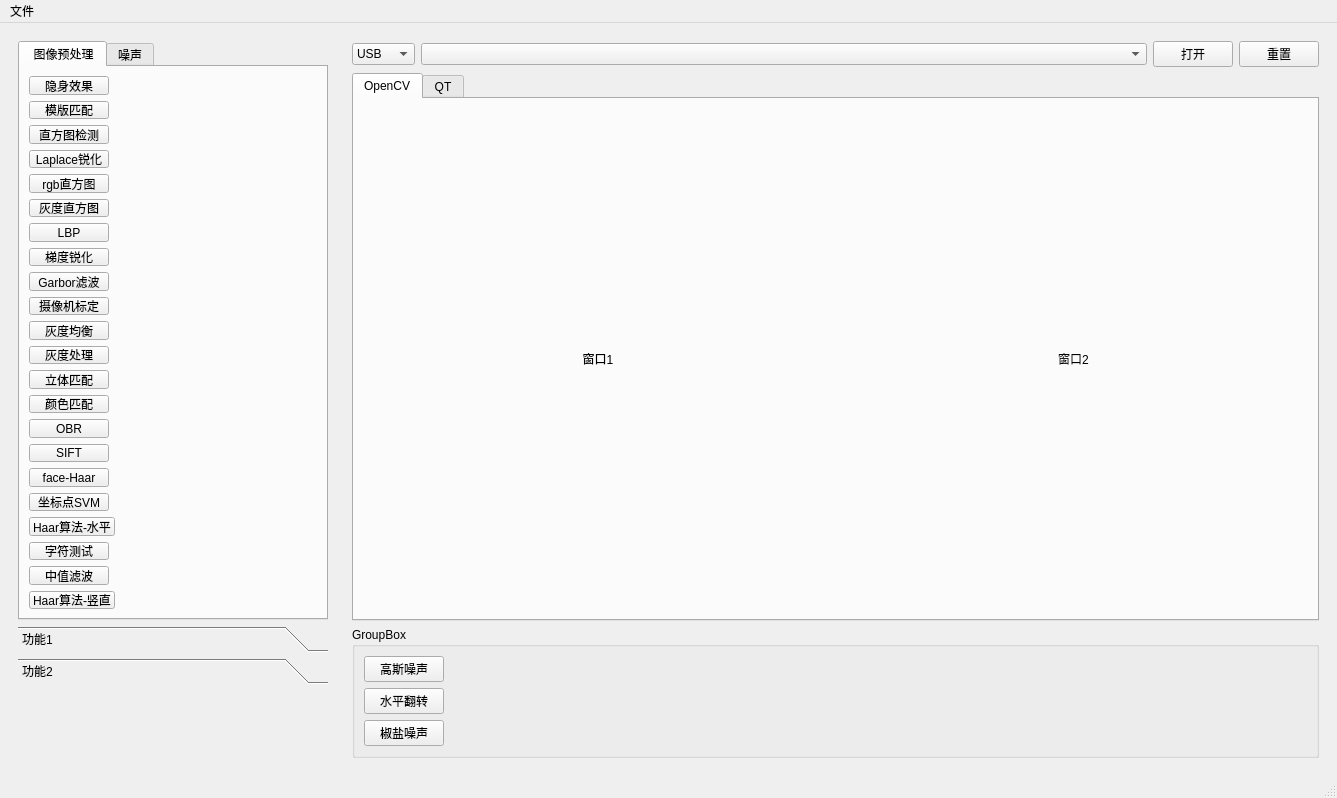
First picture: the form in mainwindow.ui, repository choushunn/ToupCameraDemo, before the edit.
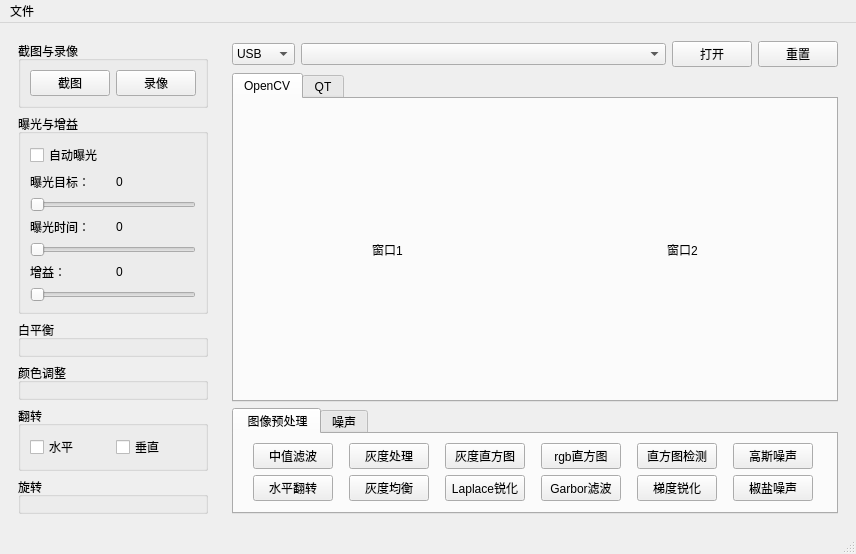
Second picture: the form after the edit.

```diff
--- a/mainwindow.ui
+++ b/mainwindow.ui
@@ -6,14 +6,14 @@
    <rect>
     <x>0</x>
     <y>0</y>
-    <width>1337</width>
-    <height>798</height>
+    <width>856</width>
+    <height>554</height>
    </rect>
   </property>
   <property name="minimumSize">
    <size>
-    <width>640</width>
-    <height>480</height>
+    <width>576</width>
+    <height>324</height>
    </size>
   </property>
   <property name="windowTitle">
@@ -31,527 +31,176 @@
       </property>
       <layout class="QVBoxLayout" name="verticalLayout_4">
        <item>
-        <widget class="QTabWidget" name="tabWidget_2">
-         <property name="sizePolicy">
-          <sizepolicy hsizetype="Expanding" vsizetype="Expanding">
-           <horstretch>0</horstretch>
-           <verstretch>0</verstretch>
-          </sizepolicy>
+        <widget class="QGroupBox" name="groupBox">
+         <property name="title">
+          <string>截图与录像</string>
          </property>
-         <property name="currentIndex">
-          <number>0</number>
-         </property>
-         <widget class="QWidget" name="tab_21">
-          <attribute name="title">
-           <string> 图像预处理</string>
-          </attribute>
-          <layout class="QVBoxLayout" name="verticalLayout">
+         <layout class="QHBoxLayout" name="horizontalLayout_3">
            <item>
-            <widget class="QPushButton" name="pushButton_21">
+           <widget class="QPushButton" name="pushButton_2">
              <property name="sizePolicy">
-              <sizepolicy hsizetype="Fixed" vsizetype="Fixed">
+             <sizepolicy hsizetype="Preferred" vsizetype="Fixed">
                <horstretch>0</horstretch>
                <verstretch>0</verstretch>
               </sizepolicy>
              </property>
              <property name="text">
-              <string>隐身效果</string>
+             <string>截图</string>
              </property>
             </widget>
            </item>
            <item>
-            <widget class="QPushButton" name="pushButton_20">
+           <widget class="QPushButton" name="pushButton_3">
              <property name="sizePolicy">
-              <sizepolicy hsizetype="Fixed" vsizetype="Fixed">
+             <sizepolicy hsizetype="Preferred" vsizetype="Fixed">
                <horstretch>0</horstretch>
                <verstretch>0</verstretch>
               </sizepolicy>
              </property>
              <property name="text">
-              <string>模版匹配</string>
-             </property>
-            </widget>
-           </item>
-           <item>
-            <widget class="QPushButton" name="pushButton_19">
-             <property name="sizePolicy">
-              <sizepolicy hsizetype="Fixed" vsizetype="Fixed">
-               <horstretch>0</horstretch>
-               <verstretch>0</verstretch>
-              </sizepolicy>
-             </property>
-             <property name="text">
-              <string>直方图检测</string>
-             </property>
-            </widget>
-           </item>
-           <item>
-            <widget class="QPushButton" name="pushButton_7">
-             <property name="sizePolicy">
-              <sizepolicy hsizetype="Fixed" vsizetype="Fixed">
-               <horstretch>0</horstretch>
-               <verstretch>0</verstretch>
-              </sizepolicy>
-             </property>
-             <property name="text">
-              <string>Laplace锐化</string>
-             </property>
-            </widget>
-           </item>
-           <item>
-            <widget class="QPushButton" name="m_btn_rgbHist">
-             <property name="sizePolicy">
-              <sizepolicy hsizetype="Fixed" vsizetype="Fixed">
-               <horstretch>0</horstretch>
-               <verstretch>0</verstretch>
-              </sizepolicy>
-             </property>
-             <property name="text">
-              <string>rgb直方图</string>
-             </property>
+             <string>录像</string>
+            </property>
              <property name="checkable">
               <bool>true</bool>
              </property>
             </widget>
            </item>
-           <item>
-            <widget class="QPushButton" name="m_btn_Hist">
-             <property name="sizePolicy">
-              <sizepolicy hsizetype="Fixed" vsizetype="Fixed">
-               <horstretch>0</horstretch>
-               <verstretch>0</verstretch>
-              </sizepolicy>
-             </property>
-             <property name="text">
-              <string>灰度直方图</string>
-             </property>
-             <property name="checkable">
-              <bool>true</bool>
-             </property>
+         </layout>
             </widget>
            </item>
            <item>
-            <widget class="QPushButton" name="pushButton_18">
-             <property name="sizePolicy">
-              <sizepolicy hsizetype="Fixed" vsizetype="Fixed">
-               <horstretch>0</horstretch>
-               <verstretch>0</verstretch>
-              </sizepolicy>
-             </property>
+        <widget class="QGroupBox" name="groupBox_3">
+         <property name="title">
+          <string>曝光与增益</string>
+         </property>
+         <layout class="QGridLayout" name="gridLayout_3">
+          <item row="0" column="0">
+           <widget class="QCheckBox" name="checkBox">
              <property name="text">
-              <string>LBP</string>
+             <string>自动曝光</string>
              </property>
             </widget>
            </item>
-           <item>
-            <widget class="QPushButton" name="pushButton_6">
-             <property name="sizePolicy">
-              <sizepolicy hsizetype="Fixed" vsizetype="Fixed">
-               <horstretch>0</horstretch>
-               <verstretch>0</verstretch>
-              </sizepolicy>
-             </property>
-             <property name="text">
-              <string>梯度锐化</string>
-             </property>
-            </widget>
-           </item>
-           <item>
-            <widget class="QPushButton" name="pushButton">
-             <property name="sizePolicy">
-              <sizepolicy hsizetype="Fixed" vsizetype="Fixed">
-               <horstretch>0</horstretch>
-               <verstretch>0</verstretch>
-              </sizepolicy>
-             </property>
-             <property name="text">
-              <string>Garbor滤波</string>
-             </property>
-            </widget>
-           </item>
-           <item>
-            <widget class="QPushButton" name="pushButton_48">
-             <property name="sizePolicy">
-              <sizepolicy hsizetype="Fixed" vsizetype="Fixed">
-               <horstretch>0</horstretch>
-               <verstretch>0</verstretch>
-              </sizepolicy>
-             </property>
-             <property name="text">
-              <string>摄像机标定</string>
-             </property>
-            </widget>
-           </item>
+          <item row="8" column="0">
+           <widget class="QSlider" name="horizontalSlider_2">
+            <property name="orientation">
+             <enum>Qt::Horizontal</enum>
+            </property>
+           </widget>
+          </item>
+          <item row="5" column="0">
+           <widget class="QSlider" name="horizontalSlider">
+            <property name="orientation">
+             <enum>Qt::Horizontal</enum>
+            </property>
+           </widget>
+          </item>
+          <item row="11" column="0">
+           <widget class="QSlider" name="horizontalSlider_3">
+            <property name="orientation">
+             <enum>Qt::Horizontal</enum>
+            </property>
+           </widget>
+          </item>
+          <item row="2" column="0">
+           <layout class="QHBoxLayout" name="horizontalLayout_4">
            <item>
-            <widget class="QPushButton" name="pushButton_5">
-             <property name="sizePolicy">
-              <sizepolicy hsizetype="Fixed" vsizetype="Fixed">
-               <horstretch>0</horstretch>
-               <verstretch>0</verstretch>
-              </sizepolicy>
-             </property>
+             <widget class="QLabel" name="label_2">
              <property name="text">
-              <string>灰度均衡</string>
+               <string>曝光目标：</string>
              </property>
             </widget>
            </item>
            <item>
-            <widget class="QPushButton" name="gray_process">
-             <property name="sizePolicy">
-              <sizepolicy hsizetype="Fixed" vsizetype="Fixed">
-               <horstretch>0</horstretch>
-               <verstretch>0</verstretch>
-              </sizepolicy>
-             </property>
+             <widget class="QLabel" name="label_6">
              <property name="text">
-              <string>灰度处理</string>
-             </property>
-             <property name="checkable">
-              <bool>true</bool>
-             </property>
-            </widget>
-           </item>
-           <item>
-            <widget class="QPushButton" name="pushButton_52">
-             <property name="sizePolicy">
-              <sizepolicy hsizetype="Fixed" vsizetype="Fixed">
-               <horstretch>0</horstretch>
-               <verstretch>0</verstretch>
-              </sizepolicy>
-             </property>
-             <property name="text">
-              <string>立体匹配</string>
-             </property>
-            </widget>
-           </item>
+               <string>0</string>
+              </property>
+             </widget>
+            </item>
+           </layout>
+          </item>
+          <item row="6" column="0">
+           <layout class="QHBoxLayout" name="horizontalLayout_5">
            <item>
-            <widget class="QPushButton" name="pushButton_22">
-             <property name="sizePolicy">
-              <sizepolicy hsizetype="Fixed" vsizetype="Fixed">
-               <horstretch>0</horstretch>
-               <verstretch>0</verstretch>
-              </sizepolicy>
-             </property>
+             <widget class="QLabel" name="label_3">
              <property name="text">
-              <string>颜色匹配</string>
+               <string>曝光时间：</string>
              </property>
             </widget>
            </item>
            <item>
-            <widget class="QPushButton" name="pushButton_34">
-             <property name="sizePolicy">
-              <sizepolicy hsizetype="Fixed" vsizetype="Fixed">
-               <horstretch>0</horstretch>
-               <verstretch>0</verstretch>
-              </sizepolicy>
-             </property>
+             <widget class="QLabel" name="label_5">
              <property name="text">
-              <string>OBR</string>
+               <string>0</string>
              </property>
             </widget>
            </item>
-           <item>
-            <widget class="QPushButton" name="pushButton_33">
-             <property name="sizePolicy">
-              <sizepolicy hsizetype="Fixed" vsizetype="Fixed">
-               <horstretch>0</horstretch>
-               <verstretch>0</verstretch>
-              </sizepolicy>
-             </property>
-             <property name="text">
-              <string>SIFT</string>
-             </property>
-            </widget>
-           </item>
+           </layout>
+          </item>
+          <item row="9" column="0">
+           <layout class="QHBoxLayout" name="horizontalLayout_6">
            <item>
-            <widget class="QPushButton" name="pushButton_31">
-             <property name="sizePolicy">
-              <sizepolicy hsizetype="Fixed" vsizetype="Fixed">
-               <horstretch>0</horstretch>
-               <verstretch>0</verstretch>
-              </sizepolicy>
-             </property>
+             <widget class="QLabel" name="label_4">
              <property name="text">
-              <string>face-Haar</string>
+               <string>增益：</string>
              </property>
             </widget>
            </item>
            <item>
-            <widget class="QPushButton" name="pushButton_35">
-             <property name="sizePolicy">
-              <sizepolicy hsizetype="Fixed" vsizetype="Fixed">
-               <horstretch>0</horstretch>
-               <verstretch>0</verstretch>
-              </sizepolicy>
-             </property>
+             <widget class="QLabel" name="label">
              <property name="text">
-              <string>坐标点SVM</string>
+               <string>0</string>
              </property>
             </widget>
            </item>
-           <item>
-            <widget class="QPushButton" name="pushButton_30">
-             <property name="sizePolicy">
-              <sizepolicy hsizetype="Fixed" vsizetype="Fixed">
-               <horstretch>0</horstretch>
-               <verstretch>0</verstretch>
-              </sizepolicy>
-             </property>
-             <property name="text">
-              <string>Haar算法-水平</string>
-             </property>
-            </widget>
-           </item>
-           <item>
-            <widget class="QPushButton" name="pushButton_36">
-             <property name="sizePolicy">
-              <sizepolicy hsizetype="Fixed" vsizetype="Fixed">
-               <horstretch>0</horstretch>
-               <verstretch>0</verstretch>
-              </sizepolicy>
-             </property>
-             <property name="text">
-              <string>字符测试</string>
-             </property>
-            </widget>
-           </item>
-           <item>
-            <widget class="QPushButton" name="pushButton_14">
-             <property name="sizePolicy">
-              <sizepolicy hsizetype="Fixed" vsizetype="Fixed">
-               <horstretch>0</horstretch>
-               <verstretch>0</verstretch>
-              </sizepolicy>
-             </property>
-             <property name="text">
-              <string>中值滤波</string>
-             </property>
-            </widget>
-           </item>
-           <item>
-            <widget class="QPushButton" name="pushButton_37">
-             <property name="sizePolicy">
-              <sizepolicy hsizetype="Fixed" vsizetype="Fixed">
-               <horstretch>0</horstretch>
-               <verstretch>0</verstretch>
-              </sizepolicy>
-             </property>
-             <property name="text">
-              <string>Haar算法-竖直</string>
-             </property>
-            </widget>
-           </item>
-          </layout>
-         </widget>
-         <widget class="QWidget" name="tab_22">
-          <attribute name="title">
-           <string>噪声</string>
-          </attribute>
-          <layout class="QVBoxLayout" name="verticalLayout_3">
-           <item>
-            <widget class="QPushButton" name="pushButton_26">
-             <property name="sizePolicy">
-              <sizepolicy hsizetype="Fixed" vsizetype="Fixed">
-               <horstretch>0</horstretch>
-               <verstretch>0</verstretch>
-              </sizepolicy>
-             </property>
-             <property name="text">
-              <string>Prewitt</string>
-             </property>
-            </widget>
+           </layout>
+          </item>
+         </layout>
+        </widget>
            </item>
            <item>
-            <widget class="QPushButton" name="pushButton_25">
-             <property name="sizePolicy">
-              <sizepolicy hsizetype="Fixed" vsizetype="Fixed">
-               <horstretch>0</horstretch>
-               <verstretch>0</verstretch>
-              </sizepolicy>
-             </property>
-             <property name="text">
-              <string>Laplace</string>
-             </property>
+        <widget class="QGroupBox" name="groupBox_2">
+         <property name="title">
+          <string>白平衡</string>
+         </property>
             </widget>
            </item>
            <item>
-            <widget class="QPushButton" name="pushButton_23">
-             <property name="sizePolicy">
-              <sizepolicy hsizetype="Fixed" vsizetype="Fixed">
-               <horstretch>0</horstretch>
-               <verstretch>0</verstretch>
-              </sizepolicy>
-             </property>
-             <property name="text">
-              <string>Roberts</string>
-             </property>
+        <widget class="QGroupBox" name="groupBox_4">
+         <property name="title">
+          <string>颜色调整</string>
+         </property>
             </widget>
            </item>
            <item>
-            <widget class="QPushButton" name="pushButton_24">
-             <property name="sizePolicy">
-              <sizepolicy hsizetype="Fixed" vsizetype="Fixed">
-               <horstretch>0</horstretch>
-               <verstretch>0</verstretch>
-              </sizepolicy>
-             </property>
+        <widget class="QGroupBox" name="groupBox_5">
+         <property name="title">
+          <string>翻转</string>
+         </property>
+         <layout class="QGridLayout" name="gridLayout_4">
+          <item row="0" column="0">
+           <widget class="QCheckBox" name="checkBox_2">
              <property name="text">
-              <string>Sobel</string>
+             <string>水平</string>
              </property>
             </widget>
            </item>
-           <item>
-            <widget class="QPushButton" name="pushButton_27">
-             <property name="sizePolicy">
-              <sizepolicy hsizetype="Fixed" vsizetype="Fixed">
-               <horstretch>0</horstretch>
-               <verstretch>0</verstretch>
-              </sizepolicy>
-             </property>
+          <item row="0" column="1">
+           <widget class="QCheckBox" name="checkBox_3">
              <property name="text">
-              <string>Canny</string>
+             <string>垂直</string>
              </property>
             </widget>
            </item>
-           <item>
-            <widget class="QPushButton" name="pushButton_53">
-             <property name="sizePolicy">
-              <sizepolicy hsizetype="Fixed" vsizetype="Fixed">
-               <horstretch>0</horstretch>
-               <verstretch>0</verstretch>
-              </sizepolicy>
-             </property>
-             <property name="text">
-              <string>Krisch</string>
-             </property>
-            </widget>
-           </item>
-           <item>
-            <widget class="QPushButton" name="pushButton_28">
-             <property name="sizePolicy">
-              <sizepolicy hsizetype="Fixed" vsizetype="Fixed">
-               <horstretch>0</horstretch>
-               <verstretch>0</verstretch>
-              </sizepolicy>
-             </property>
-             <property name="text">
-              <string>仿射变换</string>
-             </property>
-            </widget>
-           </item>
-           <item>
-            <widget class="QPushButton" name="pushButton_29">
-             <property name="sizePolicy">
-              <sizepolicy hsizetype="Fixed" vsizetype="Fixed">
-               <horstretch>0</horstretch>
-               <verstretch>0</verstretch>
-              </sizepolicy>
-             </property>
-             <property name="text">
-              <string>透视变换</string>
-             </property>
-            </widget>
-           </item>
-           <item>
-            <widget class="QPushButton" name="pushButton_44">
-             <property name="sizePolicy">
-              <sizepolicy hsizetype="Fixed" vsizetype="Fixed">
-               <horstretch>0</horstretch>
-               <verstretch>0</verstretch>
-              </sizepolicy>
-             </property>
-             <property name="text">
-              <string>OSTU</string>
-             </property>
-            </widget>
-           </item>
-           <item>
-            <widget class="QPushButton" name="pushButton_43">
-             <property name="sizePolicy">
-              <sizepolicy hsizetype="Fixed" vsizetype="Fixed">
-               <horstretch>0</horstretch>
-               <verstretch>0</verstretch>
-              </sizepolicy>
-             </property>
-             <property name="text">
-              <string>阈值分割</string>
-             </property>
-            </widget>
-           </item>
-           <item>
-            <widget class="QPushButton" name="pushButton_45">
-             <property name="sizePolicy">
-              <sizepolicy hsizetype="Fixed" vsizetype="Fixed">
-               <horstretch>0</horstretch>
-               <verstretch>0</verstretch>
-              </sizepolicy>
-             </property>
-             <property name="text">
-              <string>Kittler</string>
-             </property>
-            </widget>
-           </item>
-           <item>
-            <widget class="QPushButton" name="pushButton_46">
-             <property name="sizePolicy">
-              <sizepolicy hsizetype="Fixed" vsizetype="Fixed">
-               <horstretch>0</horstretch>
-               <verstretch>0</verstretch>
-              </sizepolicy>
-             </property>
-             <property name="text">
-              <string>帧间差分</string>
-             </property>
-            </widget>
-           </item>
-           <item>
-            <widget class="QPushButton" name="pushButton_47">
-             <property name="sizePolicy">
-              <sizepolicy hsizetype="Fixed" vsizetype="Fixed">
-               <horstretch>0</horstretch>
-               <verstretch>0</verstretch>
-              </sizepolicy>
-             </property>
-             <property name="text">
-              <string>高斯混合背景</string>
-             </property>
-            </widget>
-           </item>
-          </layout>
-         </widget>
-        </widget>
+         </layout>
+        </widget>
        </item>
        <item>
-        <widget class="QToolBox" name="toolBox">
-         <property name="currentIndex">
-          <number>1</number>
+        <widget class="QGroupBox" name="groupBox_6">
+         <property name="title">
+          <string>旋转</string>
          </property>
-         <widget class="QWidget" name="page">
-          <property name="geometry">
-           <rect>
-            <x>0</x>
-            <y>0</y>
-            <width>305</width>
-            <height>83</height>
-           </rect>
-          </property>
-          <attribute name="label">
-           <string>功能1</string>
-          </attribute>
-         </widget>
-         <widget class="QWidget" name="page_2">
-          <property name="geometry">
-           <rect>
-            <x>0</x>
-            <y>0</y>
-            <width>305</width>
-            <height>83</height>
-           </rect>
-          </property>
-          <attribute name="label">
-           <string>功能2</string>
-          </attribute>
-         </widget>
         </widget>
        </item>
       </layout>
@@ -677,19 +326,23 @@
         </widget>
        </item>
        <item>
-        <widget class="QGroupBox" name="w13">
+        <widget class="QTabWidget" name="tabWidget_2">
          <property name="sizePolicy">
-          <sizepolicy hsizetype="Preferred" vsizetype="Preferred">
+          <sizepolicy hsizetype="MinimumExpanding" vsizetype="Preferred">
            <horstretch>0</horstretch>
            <verstretch>0</verstretch>
           </sizepolicy>
          </property>
-         <property name="title">
-          <string>GroupBox</string>
+         <property name="currentIndex">
+          <number>0</number>
          </property>
-         <layout class="QVBoxLayout" name="verticalLayout_5">
-          <item>
-           <widget class="QPushButton" name="pushButton_39">
+         <widget class="QWidget" name="tab_21">
+          <attribute name="title">
+           <string> 图像预处理</string>
+          </attribute>
+          <layout class="QGridLayout" name="gridLayout_2">
+           <item row="1" column="1">
+            <widget class="QPushButton" name="pushButton_5">
             <property name="sizePolicy">
              <sizepolicy hsizetype="Fixed" vsizetype="Fixed">
               <horstretch>0</horstretch>
@@ -697,11 +350,85 @@
              </sizepolicy>
             </property>
             <property name="text">
-             <string>高斯噪声</string>
+              <string>灰度均衡</string>
             </property>
            </widget>
           </item>
-          <item>
+           <item row="0" column="4">
+            <widget class="QPushButton" name="pushButton_19">
+             <property name="sizePolicy">
+              <sizepolicy hsizetype="Fixed" vsizetype="Fixed">
+               <horstretch>0</horstretch>
+               <verstretch>0</verstretch>
+              </sizepolicy>
+             </property>
+             <property name="text">
+              <string>直方图检测</string>
+             </property>
+            </widget>
+           </item>
+           <item row="0" column="0">
+            <widget class="QPushButton" name="pushButton_14">
+             <property name="sizePolicy">
+              <sizepolicy hsizetype="Fixed" vsizetype="Fixed">
+               <horstretch>0</horstretch>
+               <verstretch>0</verstretch>
+              </sizepolicy>
+             </property>
+             <property name="text">
+              <string>中值滤波</string>
+             </property>
+            </widget>
+           </item>
+           <item row="0" column="1">
+            <widget class="QPushButton" name="gray_process">
+             <property name="sizePolicy">
+              <sizepolicy hsizetype="Fixed" vsizetype="Fixed">
+               <horstretch>0</horstretch>
+               <verstretch>0</verstretch>
+              </sizepolicy>
+             </property>
+             <property name="text">
+              <string>灰度处理</string>
+             </property>
+             <property name="checkable">
+              <bool>true</bool>
+             </property>
+            </widget>
+           </item>
+           <item row="0" column="2">
+            <widget class="QPushButton" name="m_btn_Hist">
+             <property name="sizePolicy">
+              <sizepolicy hsizetype="Fixed" vsizetype="Fixed">
+               <horstretch>0</horstretch>
+               <verstretch>0</verstretch>
+              </sizepolicy>
+             </property>
+             <property name="text">
+              <string>灰度直方图</string>
+             </property>
+             <property name="checkable">
+              <bool>true</bool>
+             </property>
+            </widget>
+           </item>
+           <item row="0" column="3">
+            <widget class="QPushButton" name="m_btn_rgbHist">
+             <property name="sizePolicy">
+              <sizepolicy hsizetype="Fixed" vsizetype="Fixed">
+               <horstretch>0</horstretch>
+               <verstretch>0</verstretch>
+              </sizepolicy>
+             </property>
+             <property name="text">
+              <string>rgb直方图</string>
+             </property>
+             <property name="checkable">
+              <bool>true</bool>
+             </property>
+            </widget>
+           </item>
+           <item row="1" column="0">
            <widget class="QPushButton" name="m_btn_hflip">
             <property name="sizePolicy">
              <sizepolicy hsizetype="Fixed" vsizetype="Fixed">
@@ -717,7 +444,46 @@
             </property>
            </widget>
           </item>
-          <item>
+           <item row="1" column="2">
+            <widget class="QPushButton" name="pushButton_7">
+             <property name="sizePolicy">
+              <sizepolicy hsizetype="Fixed" vsizetype="Fixed">
+               <horstretch>0</horstretch>
+               <verstretch>0</verstretch>
+              </sizepolicy>
+             </property>
+             <property name="text">
+              <string>Laplace锐化</string>
+             </property>
+            </widget>
+           </item>
+           <item row="1" column="3">
+            <widget class="QPushButton" name="pushButton">
+             <property name="sizePolicy">
+              <sizepolicy hsizetype="Fixed" vsizetype="Fixed">
+               <horstretch>0</horstretch>
+               <verstretch>0</verstretch>
+              </sizepolicy>
+             </property>
+             <property name="text">
+              <string>Garbor滤波</string>
+             </property>
+            </widget>
+           </item>
+           <item row="1" column="4">
+            <widget class="QPushButton" name="pushButton_6">
+             <property name="sizePolicy">
+              <sizepolicy hsizetype="Fixed" vsizetype="Fixed">
+               <horstretch>0</horstretch>
+               <verstretch>0</verstretch>
+              </sizepolicy>
+             </property>
+             <property name="text">
+              <string>梯度锐化</string>
+             </property>
+            </widget>
+           </item>
+           <item row="1" column="5">
            <widget class="QPushButton" name="pushButton_38">
             <property name="sizePolicy">
              <sizepolicy hsizetype="Fixed" vsizetype="Fixed">
@@ -730,7 +496,184 @@
             </property>
            </widget>
           </item>
-         </layout>
+           <item row="0" column="5">
+            <widget class="QPushButton" name="pushButton_39">
+             <property name="sizePolicy">
+              <sizepolicy hsizetype="Fixed" vsizetype="Fixed">
+               <horstretch>0</horstretch>
+               <verstretch>0</verstretch>
+              </sizepolicy>
+             </property>
+             <property name="text">
+              <string>高斯噪声</string>
+             </property>
+            </widget>
+           </item>
+          </layout>
+         </widget>
+         <widget class="QWidget" name="tab_22">
+          <attribute name="title">
+           <string>噪声</string>
+          </attribute>
+          <layout class="QGridLayout" name="gridLayout_5">
+           <item row="0" column="4">
+            <widget class="QPushButton" name="pushButton_43">
+             <property name="sizePolicy">
+              <sizepolicy hsizetype="Fixed" vsizetype="Fixed">
+               <horstretch>0</horstretch>
+               <verstretch>0</verstretch>
+              </sizepolicy>
+             </property>
+             <property name="text">
+              <string>阈值分割</string>
+             </property>
+            </widget>
+           </item>
+           <item row="3" column="3">
+            <widget class="QPushButton" name="pushButton_45">
+             <property name="sizePolicy">
+              <sizepolicy hsizetype="Fixed" vsizetype="Fixed">
+               <horstretch>0</horstretch>
+               <verstretch>0</verstretch>
+              </sizepolicy>
+             </property>
+             <property name="text">
+              <string>Kittler</string>
+             </property>
+            </widget>
+           </item>
+           <item row="3" column="5">
+            <widget class="QPushButton" name="pushButton_53">
+             <property name="sizePolicy">
+              <sizepolicy hsizetype="Fixed" vsizetype="Fixed">
+               <horstretch>0</horstretch>
+               <verstretch>0</verstretch>
+              </sizepolicy>
+             </property>
+             <property name="text">
+              <string>Krisch</string>
+             </property>
+            </widget>
+           </item>
+           <item row="0" column="0">
+            <widget class="QPushButton" name="pushButton_26">
+             <property name="sizePolicy">
+              <sizepolicy hsizetype="Fixed" vsizetype="Fixed">
+               <horstretch>0</horstretch>
+               <verstretch>0</verstretch>
+              </sizepolicy>
+             </property>
+             <property name="text">
+              <string>Prewitt</string>
+             </property>
+            </widget>
+           </item>
+           <item row="0" column="1">
+            <widget class="QPushButton" name="pushButton_25">
+             <property name="sizePolicy">
+              <sizepolicy hsizetype="Fixed" vsizetype="Fixed">
+               <horstretch>0</horstretch>
+               <verstretch>0</verstretch>
+              </sizepolicy>
+             </property>
+             <property name="text">
+              <string>Laplace</string>
+             </property>
+            </widget>
+           </item>
+           <item row="3" column="0">
+            <widget class="QPushButton" name="pushButton_23">
+             <property name="sizePolicy">
+              <sizepolicy hsizetype="Fixed" vsizetype="Fixed">
+               <horstretch>0</horstretch>
+               <verstretch>0</verstretch>
+              </sizepolicy>
+             </property>
+             <property name="text">
+              <string>Roberts</string>
+             </property>
+            </widget>
+           </item>
+           <item row="3" column="1">
+            <widget class="QPushButton" name="pushButton_29">
+             <property name="sizePolicy">
+              <sizepolicy hsizetype="Fixed" vsizetype="Fixed">
+               <horstretch>0</horstretch>
+               <verstretch>0</verstretch>
+              </sizepolicy>
+             </property>
+             <property name="text">
+              <string>透视变换</string>
+             </property>
+            </widget>
+           </item>
+           <item row="0" column="5">
+            <widget class="QPushButton" name="pushButton_44">
+             <property name="sizePolicy">
+              <sizepolicy hsizetype="Fixed" vsizetype="Fixed">
+               <horstretch>0</horstretch>
+               <verstretch>0</verstretch>
+              </sizepolicy>
+             </property>
+             <property name="text">
+              <string>OSTU</string>
+             </property>
+            </widget>
+           </item>
+           <item row="3" column="2">
+            <widget class="QPushButton" name="pushButton_46">
+             <property name="sizePolicy">
+              <sizepolicy hsizetype="Fixed" vsizetype="Fixed">
+               <horstretch>0</horstretch>
+               <verstretch>0</verstretch>
+              </sizepolicy>
+             </property>
+             <property name="text">
+              <string>帧间差分</string>
+             </property>
+            </widget>
+           </item>
+           <item row="3" column="4">
+            <widget class="QPushButton" name="pushButton_27">
+             <property name="sizePolicy">
+              <sizepolicy hsizetype="Fixed" vsizetype="Fixed">
+               <horstretch>0</horstretch>
+               <verstretch>0</verstretch>
+              </sizepolicy>
+             </property>
+             <property name="text">
+              <string>Canny</string>
+             </property>
+            </widget>
+           </item>
+           <item row="0" column="2">
+            <widget class="QPushButton" name="pushButton_24">
+             <property name="sizePolicy">
+              <sizepolicy hsizetype="Fixed" vsizetype="Fixed">
+               <horstretch>0</horstretch>
+               <verstretch>0</verstretch>
+              </sizepolicy>
+             </property>
+             <property name="text">
+              <string>Sobel</string>
+             </property>
+            </widget>
+           </item>
+           <item row="0" column="3">
+            <widget class="QPushButton" name="pushButton_47">
+             <property name="sizePolicy">
+              <sizepolicy hsizetype="Fixed" vsizetype="Fixed">
+               <horstretch>0</horstretch>
+               <verstretch>0</verstretch>
+              </sizepolicy>
+             </property>
+             <property name="text">
+              <string>高斯混合背景</string>
+             </property>
+            </widget>
+           </item>
+          </layout>
+         </widget>
         </widget>
        </item>
       </layout>
@@ -743,8 +686,8 @@
     <rect>
      <x>0</x>
      <y>0</y>
-     <width>1337</width>
-     <height>25</height>
+     <width>856</width>
+     <height>17</height>
     </rect>
    </property>
    <widget class="QMenu" name="menu">
```
Lines whose indentation alone changed are shown as unchanged.
